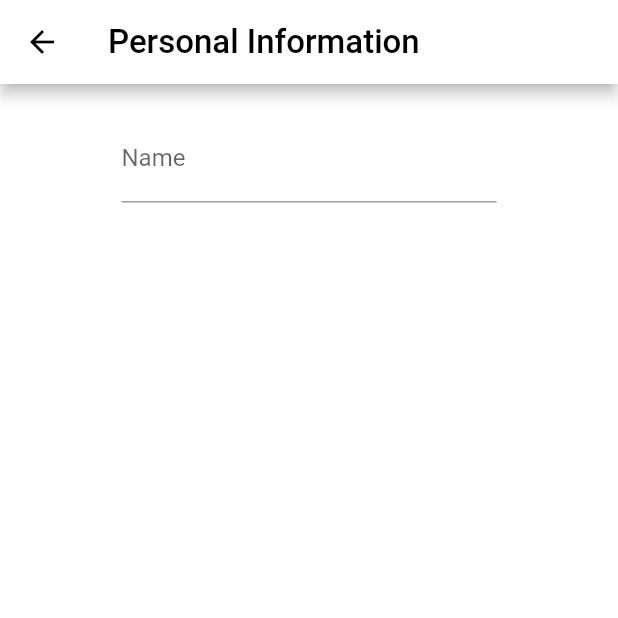
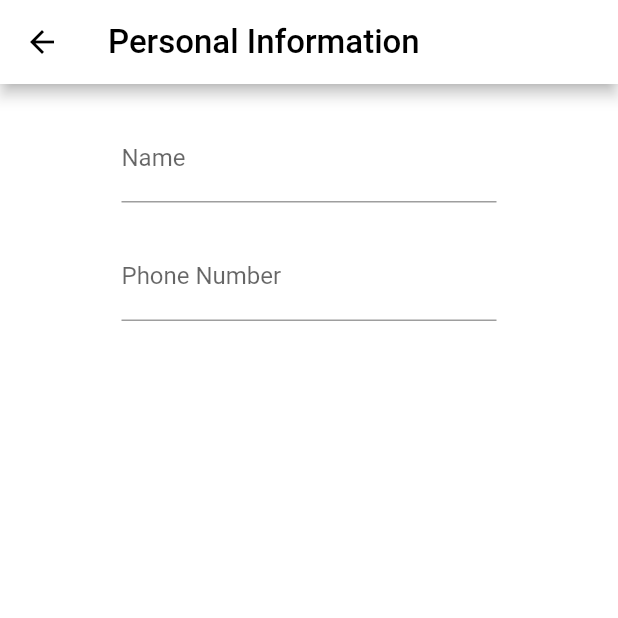
Before and after one commit to m-shahrukh/HumNava, a Flutter app: the screen it shows after launch, after a tap on "Register", on a phone screen of 412 x 824 dp, the top half of it. Run offline on Flutter 3.47's test engine with Material 2 defaults, Android fonts, the phone set to English and light mode, and no system bars.

Commit message:
added second text field and fixed an issue with back button

```diff
--- a/lib/landingpage.dart
+++ b/lib/landingpage.dart
@@ -7,6 +7,7 @@ class HumNavaLandingPage extends StatelessWidget
   @override
   Widget build(BuildContext context) {
     return Scaffold(
+      resizeToAvoidBottomInset: false,
             backgroundColor: Colors.white,
             body:
             Center(
--- a/lib/register.dart
+++ b/lib/register.dart
@@ -16,7 +16,9 @@ class Register extends StatelessWidget
     ),
     backgroundColor: Colors.white,
     body:
-    Center(child:Container(
+    Center(child: Column(
+      children: <Widget>[
+    Container(
       margin: EdgeInsets.only(top:20.0),
       alignment: Alignment.topCenter,
       width: 250,
@@ -27,7 +29,20 @@ class Register extends StatelessWidget
   ),
 ),
 ),
+   Container(
+      margin: EdgeInsets.only(top:20.0),
+      alignment: Alignment.topCenter,
+      width: 250,
+      child:TextFormField(
+  decoration: InputDecoration(
+    labelText: 'Phone Number',
+
+  ),
+),
 )
+]
+    ),
+),
     );
   }
 }
```
Also changed, not shown: lib/main.dart (+0 -110 lines).
